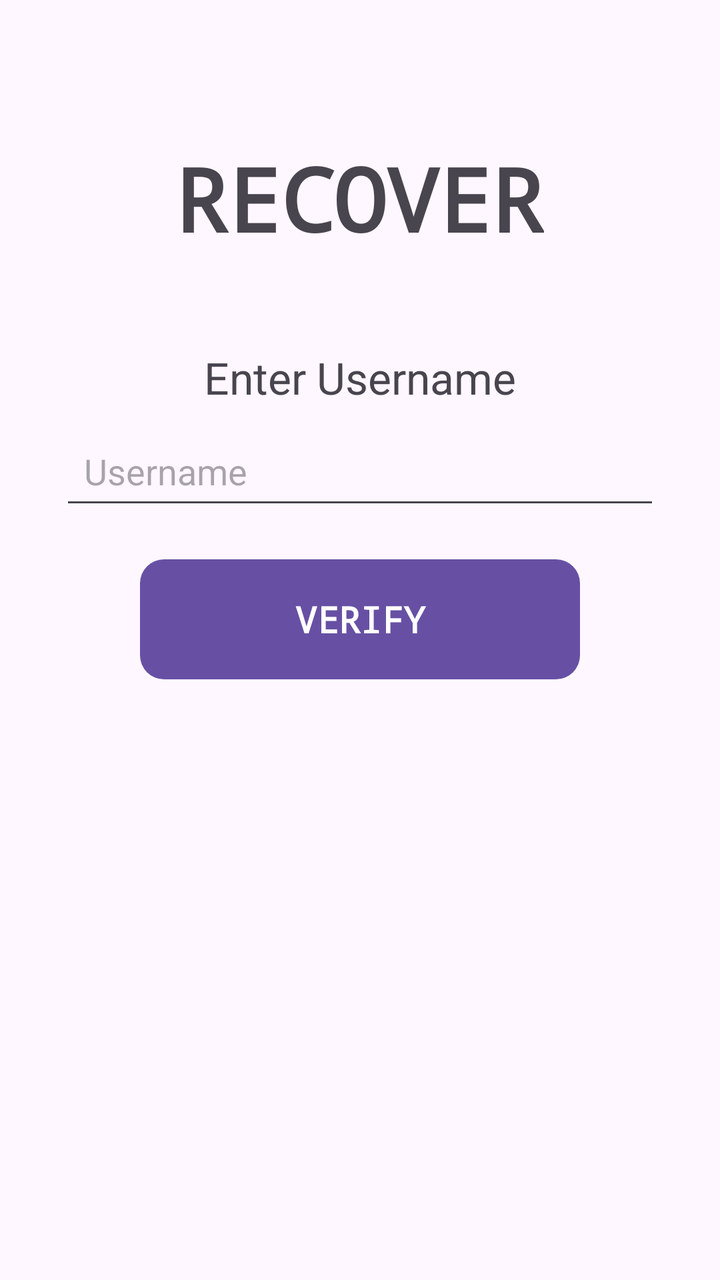
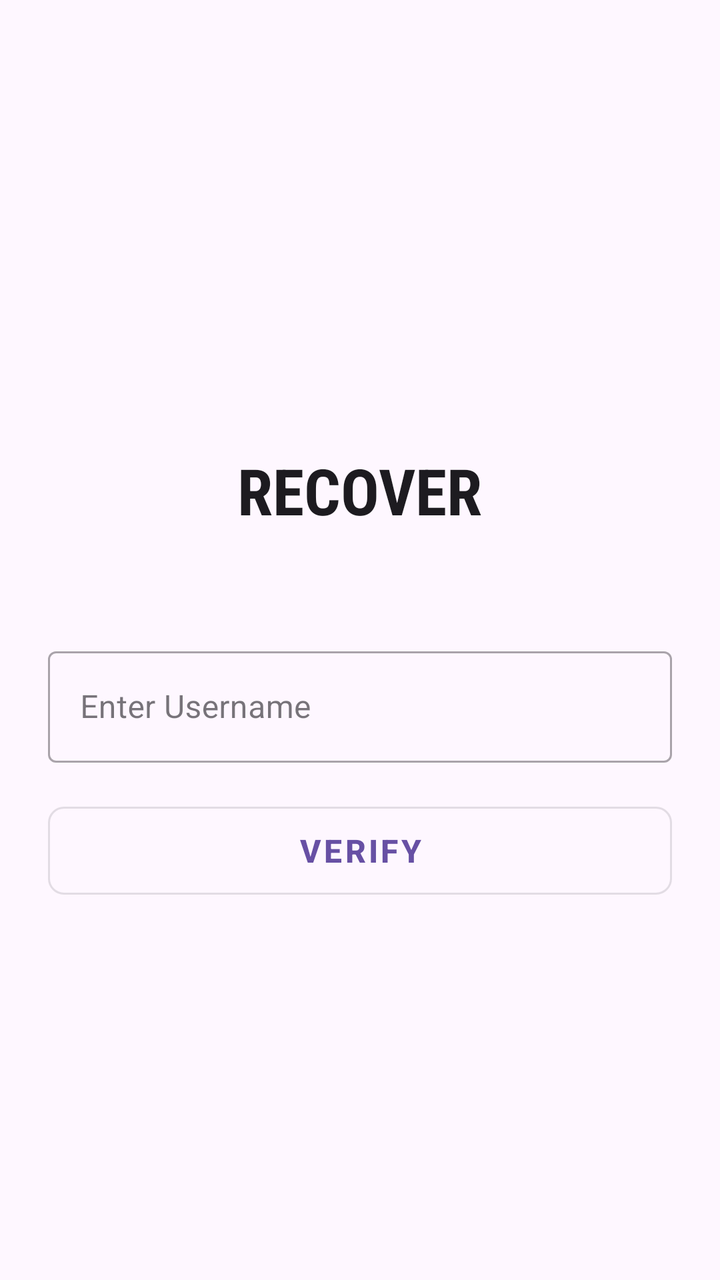

An Android layout rendered at two revisions. The XML below is the earlier revision; the diff shows what the commit changed to produce the second picture.
<!-- AndroidManifest.xml: application theme Theme.Academo -->
<!-- res/layout/activity_forgot_password.xml -->
<?xml version="1.0" encoding="utf-8"?>
<ScrollView xmlns:android="http://schemas.android.com/apk/res/android"
    xmlns:tools="http://schemas.android.com/tools"
    android:id="@+id/main_forgot"
    android:layout_width="match_parent"
    android:layout_height="match_parent"
    tools:context=".ForgotPasswordActivity">

    <RelativeLayout
        android:layout_width="match_parent"
        android:layout_height="wrap_content"
        android:padding="24dp">

        <RelativeLayout
            android:id="@+id/forgot_title"
            android:layout_width="match_parent"
            android:layout_height="150dp">

            <TextView
                android:layout_width="wrap_content"
                android:layout_height="wrap_content"
                android:layout_centerInParent="true"
                android:fontFamily="monospace"
                android:gravity="center"
                android:text="RECOVER"
                android:textSize="44sp"
                android:textStyle="bold" />
        </RelativeLayout>

        <RelativeLayout
            android:id="@+id/forgot_content"
            android:layout_width="match_parent"
            android:layout_height="wrap_content"
            android:layout_below="@id/forgot_title">

            <TextView
                android:id="@+id/lbl_username"
                android:layout_width="wrap_content"
                android:layout_height="wrap_content"
                android:layout_centerHorizontal="true"
                android:text="Enter Username"
                android:textSize="22sp" />

            <EditText
                android:id="@+id/forgot_username_input"
                android:layout_width="300dp"
                android:layout_height="wrap_content"
                android:layout_below="@id/lbl_username"
                android:layout_centerHorizontal="true"
                android:layout_marginTop="8dp"
                android:hint="Username"
                android:padding="12dp" />

            <Button
                android:id="@+id/btn_verify_user"
                android:layout_width="220dp"
                android:layout_height="60dp"
                android:layout_below="@id/forgot_username_input"
                android:layout_centerHorizontal="true"
                android:layout_marginTop="20dp"
                android:background="@drawable/square_button_selector"
                android:fontFamily="monospace"
                android:text="VERIFY"
                android:textColor="#FFFFFF"
                android:textSize="18sp"
                android:textStyle="bold" />

            <LinearLayout
                android:id="@+id/container_new_password"
                android:layout_width="match_parent"
                android:layout_height="wrap_content"
                android:layout_below="@id/forgot_username_input"
                android:layout_marginTop="20dp"
                android:orientation="vertical"
                android:visibility="gone">

                <TextView
                    android:layout_width="wrap_content"
                    android:layout_height="wrap_content"
                    android:layout_gravity="center_horizontal"
                    android:text="New Password"
                    android:textSize="22sp" />

                <EditText
                    android:id="@+id/forgot_new_password_input"
                    android:layout_width="300dp"
                    android:layout_height="wrap_content"
                    android:layout_gravity="center_horizontal"
                    android:layout_marginTop="8dp"
                    android:hint="Type new password"
                    android:inputType="textPassword"
                    android:padding="12dp" />

                <Button
                    android:id="@+id/btn_update_password"
                    android:layout_width="220dp"
                    android:layout_height="60dp"
                    android:layout_gravity="center_horizontal"
                    android:layout_marginTop="20dp"
                    android:background="@drawable/square_button_selector"
                    android:fontFamily="monospace"
                    android:text="SAVE"
                    android:textColor="#FFFFFF"
                    android:textSize="18sp"
                    android:textStyle="bold" />
            </LinearLayout>

        </RelativeLayout>

    </RelativeLayout>
</ScrollView>
<!-- resources referenced by this layout -->
<resources>
  <!-- drawable square_button_selector (drawable) -->
  <?xml version="1.0" encoding="utf-8"?>
  <shape xmlns:android="http://schemas.android.com/apk/res/android">
  
      <solid android:color="#6750A4"/>
  
      <corners android:radius="12dp"/>
  
  </shape>
  <style name="Theme.Academo" parent="Base.Theme.Academo" />
  <style name="Base.Theme.Academo" parent="Theme.Material3.DayNight.NoActionBar">
          
          
      </style>
</resources>

<!-- the commit's change to res/layout/activity_forgot_password.xml (unified diff, before → after) -->
@@ -1,15 +1,20 @@
 <?xml version="1.0" encoding="utf-8"?>
 <ScrollView xmlns:android="http://schemas.android.com/apk/res/android"
-    xmlns:tools="http://schemas.android.com/tools"
+    xmlns:tools="http://tools.android.com/tools"
+    xmlns:app="http://schemas.android.com/apk/res-auto"
     android:id="@+id/main_forgot"
     android:layout_width="match_parent"
     android:layout_height="match_parent"
+    android:fillViewport="true"
+    android:background="?android:attr/windowBackground"
     tools:context=".ForgotPasswordActivity">
 
     <RelativeLayout
         android:layout_width="match_parent"
         android:layout_height="wrap_content"
-        android:padding="24dp">
+        android:padding="24dp"
+        android:clipToPadding="false"
+        android:gravity="center">
 
         <RelativeLayout
             android:id="@+id/forgot_title"
@@ -17,14 +22,16 @@
             android:layout_height="150dp">
 
             <TextView
+                android:id="@+id/txt_forgot_title"
                 android:layout_width="wrap_content"
                 android:layout_height="wrap_content"
                 android:layout_centerInParent="true"
-                android:fontFamily="monospace"
+                android:fontFamily="sans-serif-condensed"
                 android:gravity="center"
                 android:text="RECOVER"
-                android:textSize="44sp"
-                android:textStyle="bold" />
+                android:textSize="32sp"
+                android:textStyle="bold"
+                android:textColor="?android:attr/textColorPrimary"/>
         </RelativeLayout>
 
         <RelativeLayout
@@ -33,76 +40,68 @@
             android:layout_height="wrap_content"
             android:layout_below="@id/forgot_title">
 
-            <TextView
-                android:id="@+id/lbl_username"
-                android:layout_width="wrap_content"
+            <com.google.android.material.textfield.TextInputLayout
+                android:id="@+id/forgot_username_layout"
+                style="@style/Widget.MaterialComponents.TextInputLayout.OutlinedBox"
+                android:layout_width="match_parent"
                 android:layout_height="wrap_content"
-                android:layout_centerHorizontal="true"
-                android:text="Enter Username"
-                android:textSize="22sp" />
+                android:layout_marginBottom="16dp"
+                android:hint="Enter Username">
 
-            <EditText
-                android:id="@+id/forgot_username_input"
-                android:layout_width="300dp"
-                android:layout_height="wrap_content"
-                android:layout_below="@id/lbl_username"
-                android:layout_centerHorizontal="true"
-                android:layout_marginTop="8dp"
-                android:hint="Username"
-                android:padding="12dp" />
+                <com.google.android.material.textfield.TextInputEditText
+                    android:id="@+id/forgot_username_input"
+                    android:layout_width="match_parent"
+                    android:layout_height="wrap_content"
+                    android:inputType="textPersonName"
+                    android:autofillHints="username" />
+            </com.google.android.material.textfield.TextInputLayout>
 
-            <Button
+            <com.google.android.material.button.MaterialButton
                 android:id="@+id/btn_verify_user"
-                android:layout_width="220dp"
-                android:layout_height="60dp"
-                android:layout_below="@id/forgot_username_input"
-                android:layout_centerHorizontal="true"
-                android:layout_marginTop="20dp"
-                android:background="@drawable/square_button_selector"
-                android:fontFamily="monospace"
+                style="@style/Widget.MaterialComponents.Button.OutlinedButton"
+                android:layout_width="match_parent"
+                android:layout_height="56dp"
+                android:layout_below="@id/forgot_username_layout"
+                android:layout_marginBottom="16dp"
                 android:text="VERIFY"
-                android:textColor="#FFFFFF"
-                android:textSize="18sp"
-                android:textStyle="bold" />
+                android:textSize="16sp"
+                android:textStyle="bold"
+                app:cornerRadius="8dp" />
 
             <LinearLayout
                 android:id="@+id/container_new_password"
                 android:layout_width="match_parent"
                 android:layout_height="wrap_content"
-                android:layout_below="@id/forgot_username_input"
-                android:layout_marginTop="20dp"
+                android:layout_below="@id/btn_verify_user"
                 android:orientation="vertical"
-                android:visibility="gone">
+                android:visibility="gone"
+                tools:visibility="visible">
 
-                <TextView
-                    android:layout_width="wrap_content"
+                <com.google.android.material.textfield.TextInputLayout
+                    android:id="@+id/forgot_new_password_layout"
+                    style="@style/Widget.MaterialComponents.TextInputLayout.OutlinedBox"
+                    android:layout_width="match_parent"
                     android:layout_height="wrap_content"
-                    android:layout_gravity="center_horizontal"
-                    android:text="New Password"
-                    android:textSize="22sp" />
+                    android:layout_marginBottom="24dp"
+                    android:hint="New Password"
+                    app:passwordToggleEnabled="true">
 
-                <EditText
-                    android:id="@+id/forgot_new_password_input"
-                    android:layout_width="300dp"
-                    android:layout_height="wrap_content"
-                    android:layout_gravity="center_horizontal"
-                    android:layout_marginTop="8dp"
-                    android:hint="Type new password"
-                    android:inputType="textPassword"
-                    android:padding="12dp" />
+                    <com.google.android.material.textfield.TextInputEditText
+                        android:id="@+id/forgot_new_password_input"
+                        android:layout_width="match_parent"
+                        android:layout_height="wrap_content"
+                        android:inputType="textPassword"
+                        android:autofillHints="password" />
+                </com.google.android.material.textfield.TextInputLayout>
 
-                <Button
+                <com.google.android.material.button.MaterialButton
                     android:id="@+id/btn_update_password"
-                    android:layout_width="220dp"
-                    android:layout_height="60dp"
-                    android:layout_gravity="center_horizontal"
-                    android:layout_marginTop="20dp"
-                    android:background="@drawable/square_button_selector"
-                    android:fontFamily="monospace"
+                    android:layout_width="match_parent"
+                    android:layout_height="56dp"
                     android:text="SAVE"
-                    android:textColor="#FFFFFF"
-                    android:textSize="18sp"
-                    android:textStyle="bold" />
+                    android:textSize="16sp"
+                    android:textStyle="bold"
+                    app:cornerRadius="8dp" />
             </LinearLayout>
 
         </RelativeLayout>
<!-- resource entries referenced after the edit -->
@@ -1,14 +1,5 @@
 <!-- resources referenced by this layout -->
 <resources>
-  <!-- drawable square_button_selector (drawable) -->
-  <?xml version="1.0" encoding="utf-8"?>
-  <shape xmlns:android="http://schemas.android.com/apk/res/android">
-  
-      <solid android:color="#6750A4"/>
-  
-      <corners android:radius="12dp"/>
-  
-  </shape>
   <style name="Theme.Academo" parent="Base.Theme.Academo" />
   <style name="Base.Theme.Academo" parent="Theme.Material3.DayNight.NoActionBar">
           
